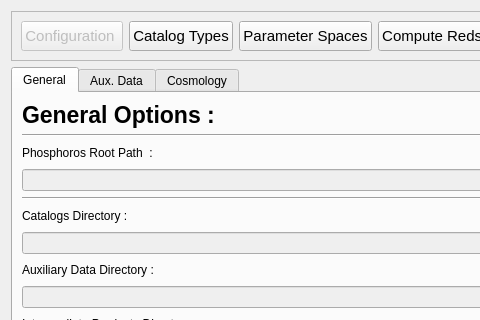
Before: the Qt Designer form PhzQtUI/auxdir/PhzQtUI/FormConfiguration.ui in astrorama/Phosphoros, drawn with Qt 5; both pictures show x 0 to 480 and y 0 to 320 of the 1090 by 829 pixel window.
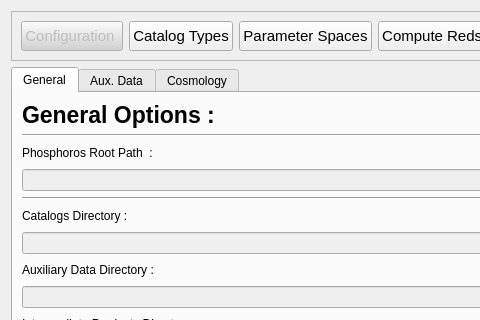
After: the same form once the commit is applied. Custom widgets are drawn as their Qt base class.

Commit message: Changing current window button color

```diff
--- a/PhzQtUI/auxdir/PhzQtUI/FormConfiguration.ui
+++ b/PhzQtUI/auxdir/PhzQtUI/FormConfiguration.ui
@@ -42,6 +42,9 @@
         <property name="toolTip">
          <string>&lt;html&gt;&lt;head/&gt;&lt;body&gt;&lt;p&gt;Working directory path definition, Auxiliary data management and Cosmological parameters definition.&lt;/p&gt;&lt;/body&gt;&lt;/html&gt;</string>
         </property>
+        <property name="styleSheet">
+         <string notr="true">background-color: rgb(210, 210, 210)</string>
+        </property>
         <property name="text">
          <string>Configuration </string>
         </property>
```
Left out of the diff: 3 changed lines with no effect on the pictures. The commit also changes 5 other files.
